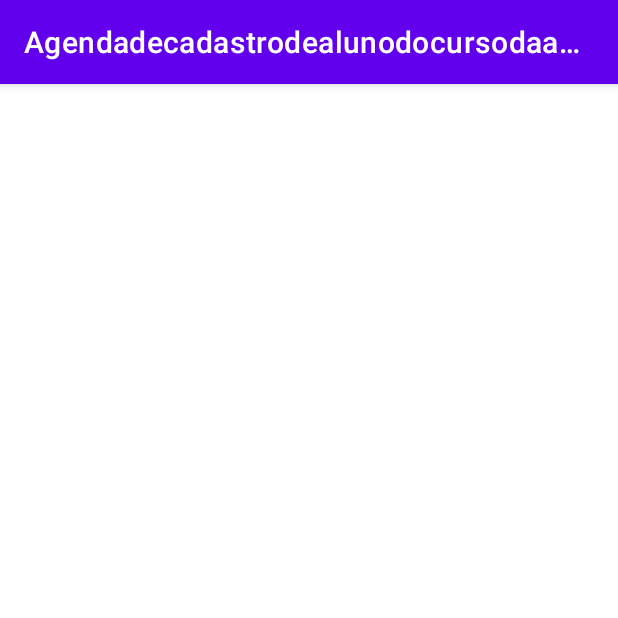
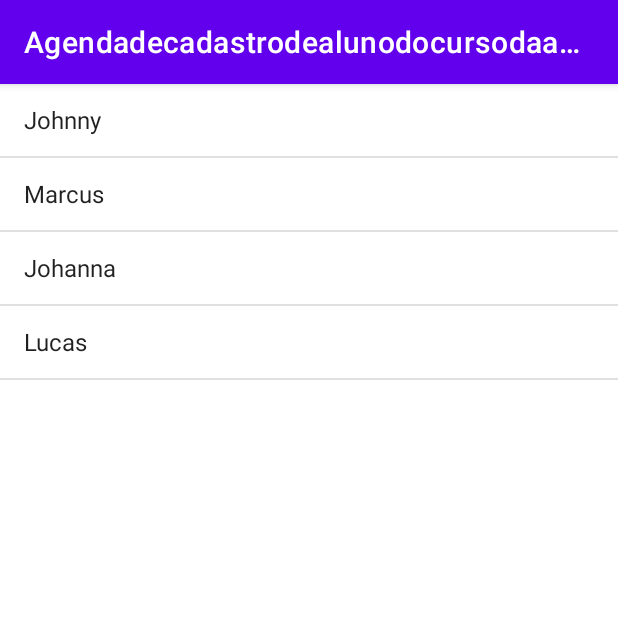
Before and after one commit to derlys-roman/Agenda_Curso_Alura, an Android app: the screen it shows after launch (MainActivity), on a phone screen of 412 x 824 dp, the top half of it. Run offline under Robolectric (Android 15) with nearby library versions, the phone set to English and light mode, and no system bars.

Commit message:
Adicionado View ListView no activity_main.xml e preenchido via adapter no MainActivity.kt, sendo que foi utilizado uma lista previamente criada no arquivo kotlin, nesta  parte foi usado um ArrayAdapter e o aprendizado foi de como sincronizar uma lista de String com uma listview

```diff
--- a/app/src/main/java/br/com/alura/agendadecadastrodealunodocursodaalura/MainActivity.kt
+++ b/app/src/main/java/br/com/alura/agendadecadastrodealunodocursodaalura/MainActivity.kt
@@ -1,11 +1,17 @@
 package br.com.alura.agendadecadastrodealunodocursodaalura
 
 import android.os.Bundle
+import android.widget.ArrayAdapter
+import android.widget.ListView
 import androidx.appcompat.app.AppCompatActivity
 
 class MainActivity : AppCompatActivity() {
     override fun onCreate(savedInstanceState: Bundle?) {
         super.onCreate(savedInstanceState)
         setContentView(R.layout.activity_main)
+        val namesListOfStudents : MutableList<String> = mutableListOf("Johnny", "Marcus", "Johanna", "Lucas")
+        val viewListOfStudents : ListView = findViewById(R.id.main_activity_list_of_students)
+        viewListOfStudents.adapter =
+            ArrayAdapter(this, android.R.layout.simple_list_item_1, namesListOfStudents)
     }
 }
--- a/app/src/main/res/layout/activity_main.xml
+++ b/app/src/main/res/layout/activity_main.xml
@@ -4,6 +4,7 @@
     android:layout_height="match_parent">
 
     <ListView
+        android:id="@+id/main_activity_list_of_students"
         android:layout_width="match_parent"
         android:layout_height="match_parent" />
 </androidx.constraintlayout.widget.ConstraintLayout>
```
